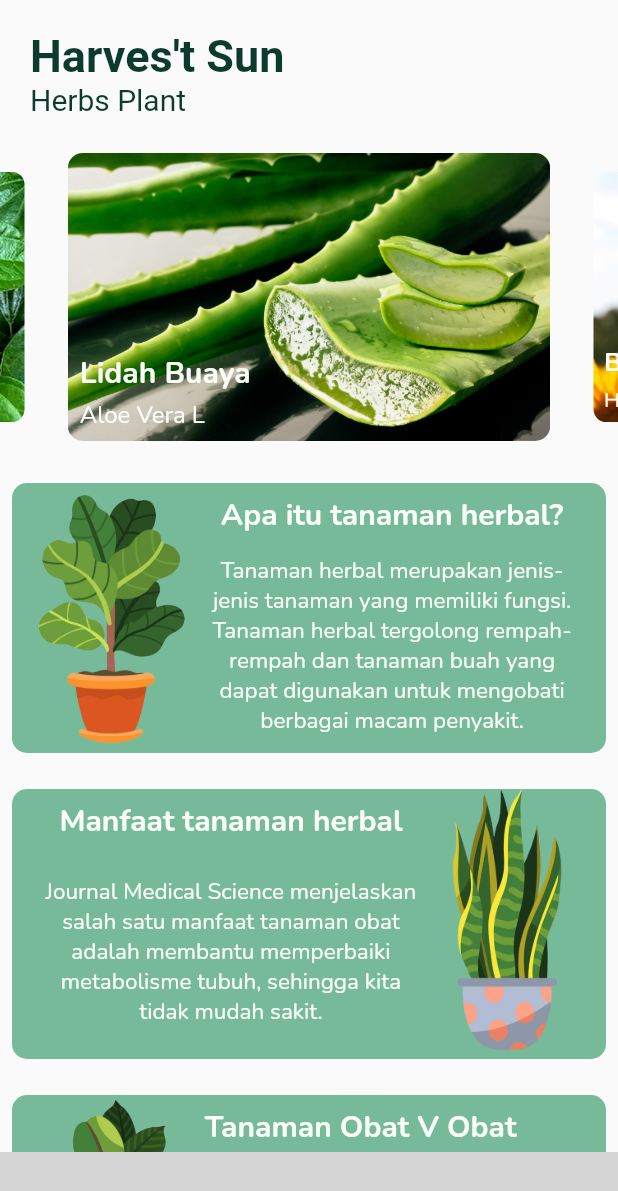
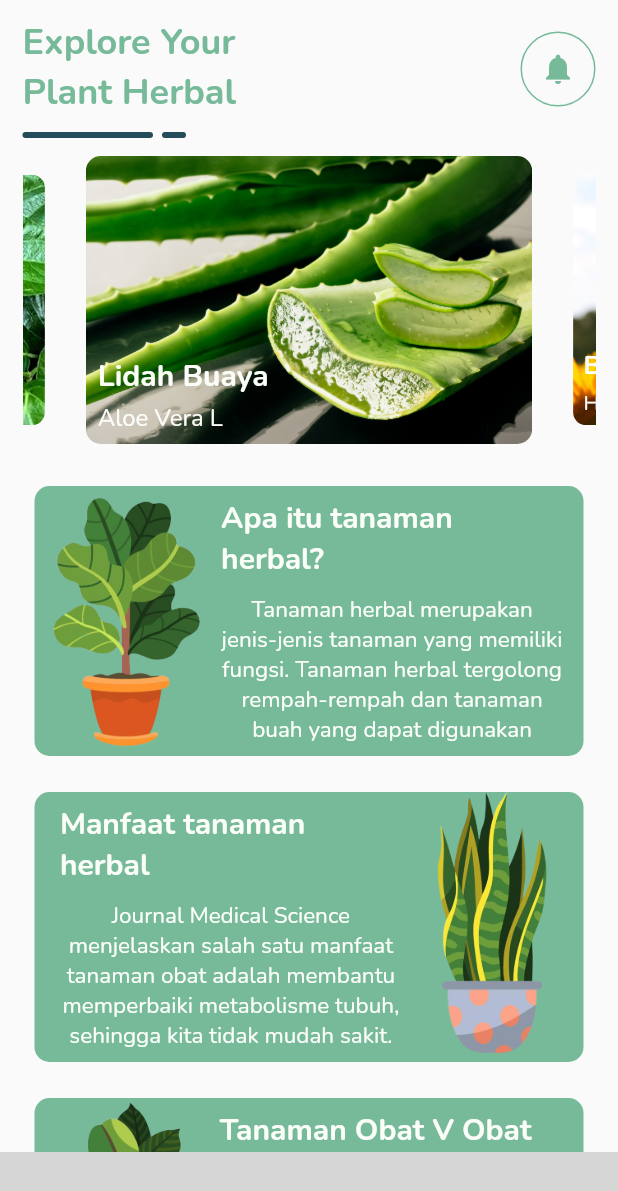
Before and after one commit to LuckyMaulana24/HerbalPlant, a Flutter app: the screen it shows after launch, on a phone screen of 412 x 824 dp. Shown: the top 1191 px of the screen. Run offline on Flutter 3.47's test engine with Material 2 defaults, Android fonts, the phone set to English and light mode, and no system bars; drawn by our look-alikes of carousel_slider; our stand-ins replace google_fonts; missing offline and left inert: bottom_nav_bar; Roboto replaces fonts that are missing (Rowdies); grey boxes are pictures that could not be loaded.

Commit message:
menambahkan notifications

```diff
--- a/lib/pages/home_page.dart
+++ b/lib/pages/home_page.dart
@@ -10,14 +10,16 @@ class HomePage extends StatelessWidget {
     return Scaffold(
       body: SafeArea(
         child: ListView(
-          children: const [
+          padding: const EdgeInsets.symmetric(horizontal: 15),
+          children: [
             title(),
-            Carousel(),
-            SizedBox(height: 16),
+            const SizedBox(height: 8),
+            const Carousel(),
+            const SizedBox(height: 16),
             information1(),
-            SizedBox(height: 8),
+            const SizedBox(height: 8),
             information2(),
-            SizedBox(height: 8),
+            const SizedBox(height: 8),
             information3(),
           ],
         ),
@@ -26,13 +28,7 @@ class HomePage extends StatelessWidget {
   }
 }
 
-class information3 extends StatelessWidget {
-  const information3({
-    Key? key,
-  }) : super(key: key);
-
-  @override
-  Widget build(BuildContext context) {
+Widget information3() {
   return Padding(
     padding: const EdgeInsets.all(8.0),
     child: Container(
@@ -91,15 +87,8 @@ class information3 extends StatelessWidget {
     ),
   );
 }
-}
 
-class information2 extends StatelessWidget {
-  const information2({
-    Key? key,
-  }) : super(key: key);
-
-  @override
-  Widget build(BuildContext context) {
+Widget information2() {
   return Padding(
     padding: const EdgeInsets.all(8.0),
     child: Container(
@@ -160,15 +149,8 @@ class information2 extends StatelessWidget {
     ),
   );
 }
-}
 
-class information1 extends StatelessWidget {
-  const information1({
-    Key? key,
-  }) : super(key: key);
-
-  @override
-  Widget build(BuildContext context) {
+Widget information1() {
   return Padding(
     padding: const EdgeInsets.all(8.0),
     child: Container(
@@ -228,53 +210,63 @@ class information1 extends StatelessWidget {
     ),
   );
 }
-}
 
-class title extends StatelessWidget {
-  const title({
-    Key? key,
-  }) : super(key: key);
-
-  @override
-  Widget build(BuildContext context) {
-    return Padding(
-      padding: const EdgeInsets.all(20.0),
+Widget title() {
+  return Row(
+    mainAxisAlignment: MainAxisAlignment.spaceBetween,
+    children: [
+      Container(
+        margin: const EdgeInsets.only(top: 12),
         child: Column(
-        mainAxisAlignment: MainAxisAlignment.start,
           crossAxisAlignment: CrossAxisAlignment.start,
           children: [
-          Row(
-            mainAxisAlignment: MainAxisAlignment.spaceBetween,
-            children: [
-              Column(
-                mainAxisAlignment: MainAxisAlignment.start,
-                crossAxisAlignment: CrossAxisAlignment.start,
-                children: const [
             Text(
-                    'Harves\'t Sun',
-                    style: TextStyle(
-                      decoration: TextDecoration.none,
-                      fontFamily: 'Rowdies',
-                      fontSize: 30,
-                      fontWeight: FontWeight.bold,
-                      color: Color(0xff0C3B2E),
+              'Explore Your\nPlant Herbal',
+              style: greenTextStyle.copyWith(
+                fontSize: 24,
+                fontWeight: bold,
               ),
             ),
-                  Text(
-                    'Herbs Plant',
-                    style: TextStyle(
-                      decoration: TextDecoration.none,
-                      fontFamily: 'Rowdies',
-                      fontSize: 20,
-                      color: Color(0xff0C3B2E),
+            const SizedBox(
+              height: 10,
+            ),
+            Row(
+              children: [
+                Container(
+                  width: 87,
+                  height: 4,
+                  margin: const EdgeInsets.only(right: 6),
+                  decoration: BoxDecoration(
+                      borderRadius: BorderRadius.circular(4),
+                      color: kGreenDarkColor),
+                ),
+                Container(
+                  width: 16,
+                  height: 4,
+                  decoration: BoxDecoration(
+                      borderRadius: BorderRadius.circular(4),
+                      color: kGreenDarkColor),
+                ),
+              ],
+            )
+          ],
+        ),
+      ),
+      Container(
+        decoration: BoxDecoration(
+          border: Border.all(
+            color: kGreenColor,
+          ),
+          shape: BoxShape.circle,
+        ),
+        child: IconButton(
+          onPressed: () {},
+          icon: Icon(
+            Icons.notifications,
+            color: kGreenColor,
+          ),
         ),
       ),
     ],
-              ),
-            ],
-          ),
-        ],
-      ),
   );
 }
-}
```
Also changed, not shown: lib/pages/plant_page.dart (+65 -31 lines). Lines whose indentation alone changed are shown as unchanged.
